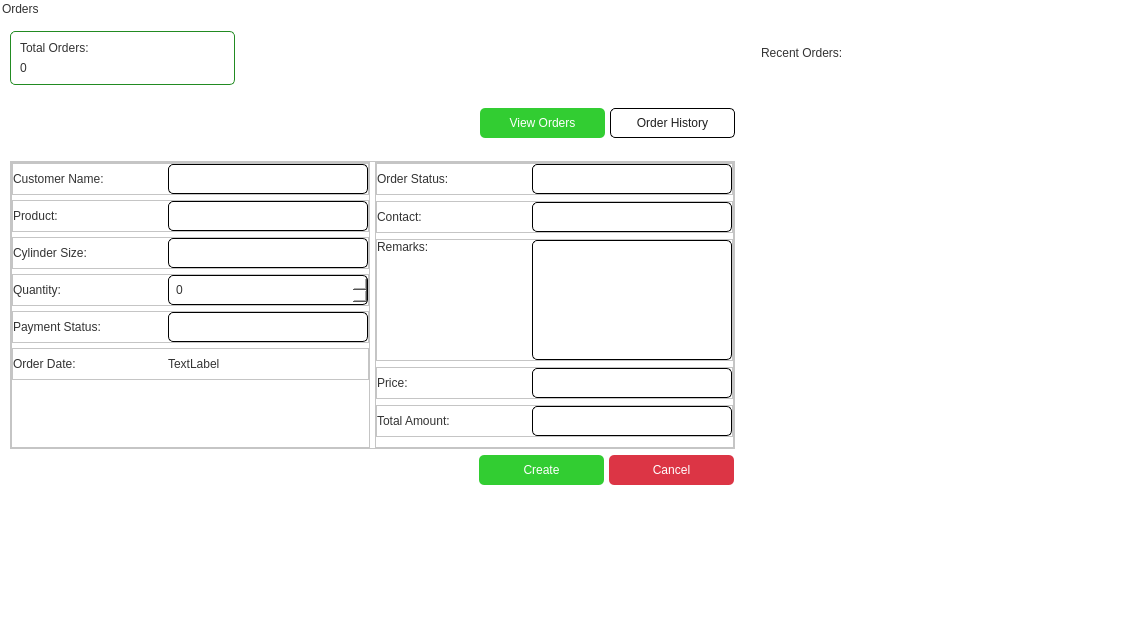
Qt form app/src/ui/final_ui/orders_page.ui (Kazu0210/Inventory-System) before a commit.
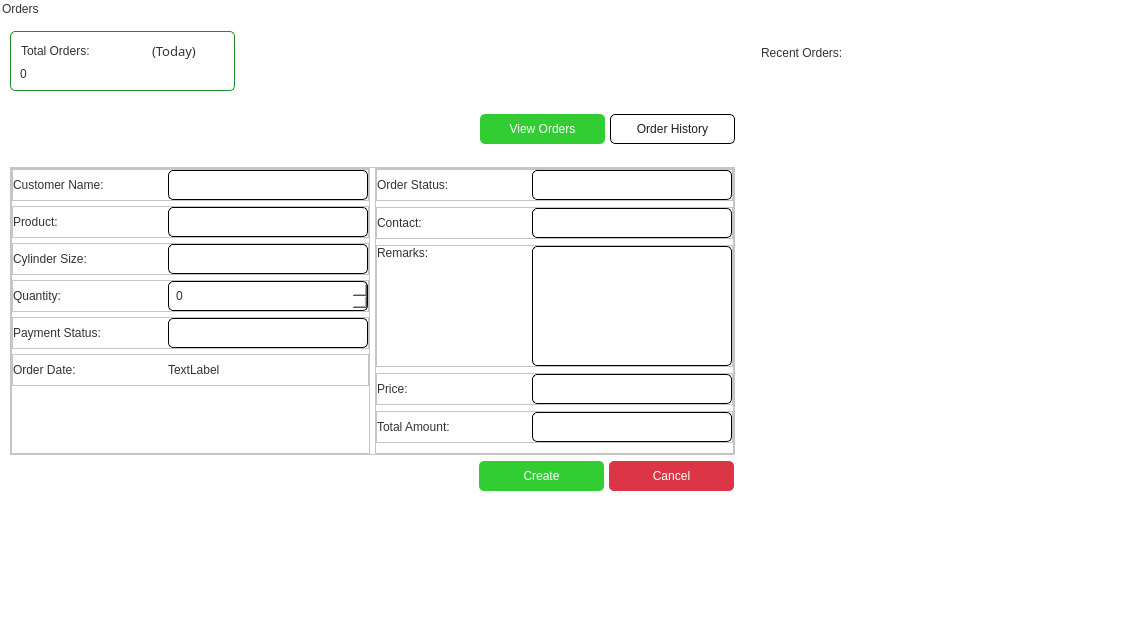
The same form after that commit.

Commit message: added functionality to total orders widget

Patch:
```diff
--- a/app/src/ui/final_ui/orders_page.ui
+++ b/app/src/ui/final_ui/orders_page.ui
@@ -215,6 +215,30 @@
                </property>
                <layout class="QVBoxLayout" name="verticalLayout">
                 <item>
+                 <widget class="QFrame" name="frame_24">
+                  <property name="frameShape">
+                   <enum>QFrame::StyledPanel</enum>
+                  </property>
+                  <property name="frameShadow">
+                   <enum>QFrame::Raised</enum>
+                  </property>
+                  <layout class="QHBoxLayout" name="horizontalLayout_19">
+                   <property name="spacing">
+                    <number>5</number>
+                   </property>
+                   <property name="leftMargin">
+                    <number>0</number>
+                   </property>
+                   <property name="topMargin">
+                    <number>0</number>
+                   </property>
+                   <property name="rightMargin">
+                    <number>0</number>
+                   </property>
+                   <property name="bottomMargin">
+                    <number>0</number>
+                   </property>
+                   <item>
                  <widget class="QLabel" name="label_14">
                   <property name="styleSheet">
                    <string notr="true">font: 63 12pt &quot;Noto Sans SemiBold&quot;;
@@ -223,6 +247,25 @@
                   <property name="text">
                    <string>Total Orders:</string>
                   </property>
+                    </widget>
+                   </item>
+                   <item alignment="Qt::AlignHCenter">
+                    <widget class="QLabel" name="label_16">
+                     <property name="font">
+                      <font>
+                       <family>Noto Sans</family>
+                       <pointsize>10</pointsize>
+                       <weight>50</weight>
+                       <italic>false</italic>
+                       <bold>false</bold>
+                      </font>
+                     </property>
+                     <property name="text">
+                      <string>(Today)</string>
+                     </property>
+                    </widget>
+                   </item>
+                  </layout>
                  </widget>
                 </item>
                 <item>
```
Lines whose indentation alone changed are shown as unchanged. The commit also changes 4 other files.
